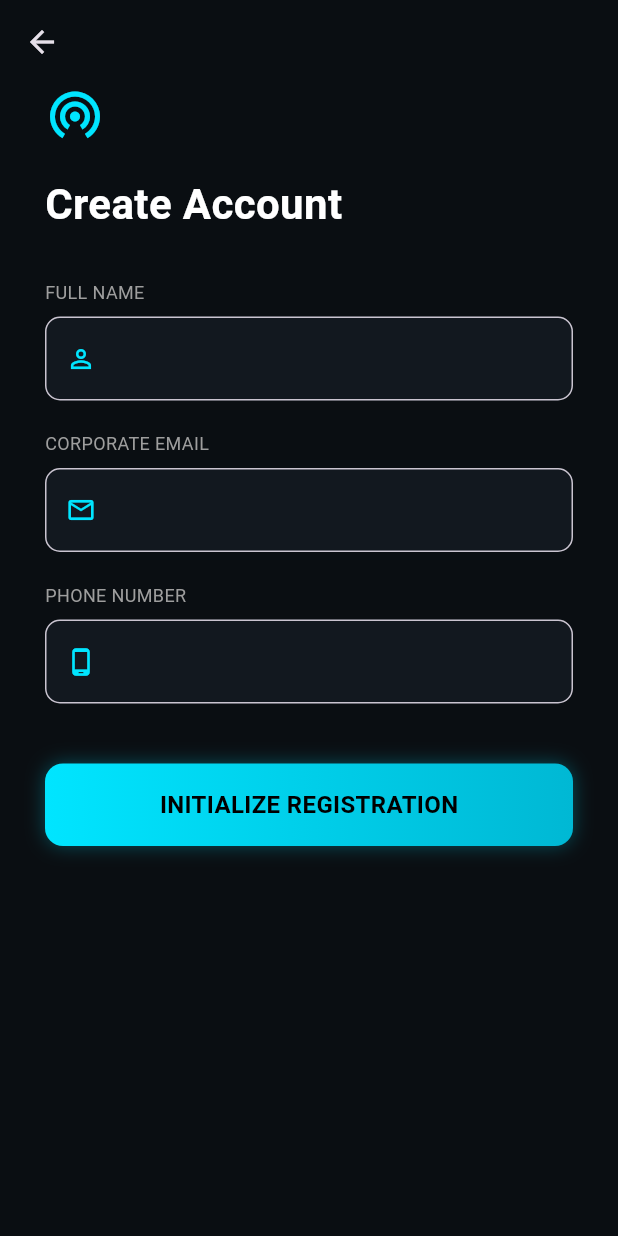
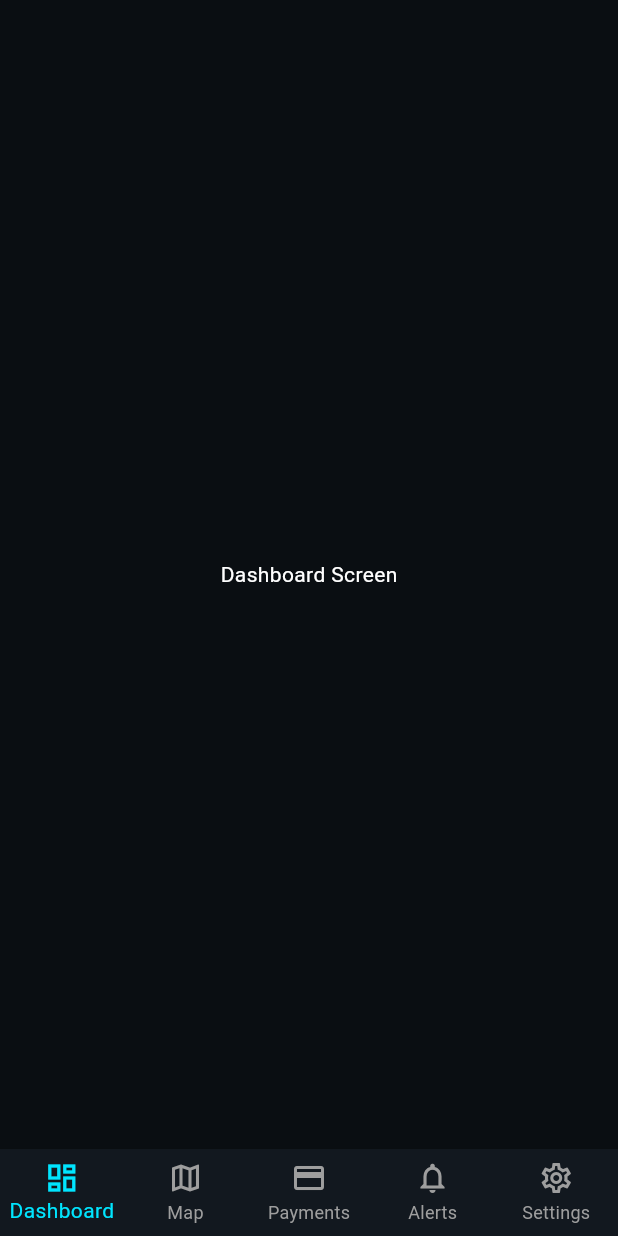
Before and after one commit to ParkSenseIoT/SpotFinder-Flutter, a Flutter app: the RegisterScreen screen opened directly, after a tap on "INITIALIZE REGISTRATION", on a phone screen of 412 x 824 dp. Run offline on Flutter 3.47's test engine with Material 3 defaults, Android fonts, the phone set to English and light mode, and no system bars; accounts and stored records are empty.

Commit message:
feat: add auth and dashboard screens

```diff
--- /dev/null
+++ b/spotfinder_app/lib/features/auth/presentation/screens/main_navigation_screen.dart
@@ -0,0 +1,44 @@
+import 'package:flutter/material.dart';
+import '../../../../core/theme/app_colors.dart';
+
+class MainNavigationScreen extends StatefulWidget {
+  const MainNavigationScreen({super.key});
+
+  @override
+  State<MainNavigationScreen> createState() => _MainNavigationScreenState();
+}
+
+class _MainNavigationScreenState extends State<MainNavigationScreen> {
+  int _selectedIndex = 0;
+
+  // Lista de pantallas para el Navbar
+  final List<Widget> _screens = [
+    const Center(child: Text("Dashboard Screen", style: TextStyle(color: Colors.white))),
+    const Center(child: Text("Map Screen", style: TextStyle(color: Colors.white))),
+    const Center(child: Text("Payments Screen", style: TextStyle(color: Colors.white))),
+    const Center(child: Text("Alerts Screen", style: TextStyle(color: Colors.white))),
+    const Center(child: Text("Settings Screen", style: TextStyle(color: Colors.white))),
+  ];
+
+  @override
+  Widget build(BuildContext context) {
+    return Scaffold(
+      body: _screens[_selectedIndex],
+      bottomNavigationBar: BottomNavigationBar(
+        currentIndex: _selectedIndex,
+        onTap: (index) => setState(() => _selectedIndex = index),
+        type: BottomNavigationBarType.fixed,
+        backgroundColor: AppColors.surfaceDark,
+        selectedItemColor: AppColors.primaryNeon,
+        unselectedItemColor: AppColors.textGray,
+        items: const [
+          BottomNavigationBarItem(icon: Icon(Icons.dashboard_outlined), label: 'Dashboard'),
+          BottomNavigationBarItem(icon: Icon(Icons.map_outlined), label: 'Map'),
+          BottomNavigationBarItem(icon: Icon(Icons.payment_outlined), label: 'Payments'),
+          BottomNavigationBarItem(icon: Icon(Icons.notifications_outlined), label: 'Alerts'),
+          BottomNavigationBarItem(icon: Icon(Icons.settings_outlined), label: 'Settings'),
+        ],
+      ),
+    );
+  }
+}
--- a/spotfinder_app/lib/features/auth/presentation/screens/register_screen.dart
+++ b/spotfinder_app/lib/features/auth/presentation/screens/register_screen.dart
@@ -1,6 +1,7 @@
 import 'package:flutter/material.dart';
 import '../../../../core/theme/app_colors.dart';
 import '../../../../core/widgets/neon_button.dart';
+import '../screens/main_navigation_screen.dart';
 
 class RegisterScreen extends StatelessWidget {
   const RegisterScreen({super.key});
@@ -27,11 +28,17 @@ class RegisterScreen extends StatelessWidget {
             _buildInputField("PHONE NUMBER", Icons.phone_android_outlined),
             const SizedBox(height: 40),
             NeonButton(
-              text: "INITIALIZE REGISTRATION",
-              onPressed: () {
-                // Aquí navegarías a la pantalla de verificación (PIN)
-              },
-            ),
+  text: "INITIALIZE REGISTRATION",
+  onPressed: () {
+    // 1. Aquí iría la lógica para guardar FULL NAME, EMAIL y PHONE
+    // 2. Navegamos al Dashboard eliminando el historial anterior
+    Navigator.pushAndRemoveUntil(
+      context,
+      MaterialPageRoute(builder: (context) => const MainNavigationScreen()),
+      (route) => false, // Esto evita que el usuario regrese al registro con el botón "atrás"
+    );
+  },
+),
           ],
         ),
       ),
```
Also changed, not shown: spotfinder_app/lib/features/auth/data/models/user_model.dart (added, +25 -0 lines), spotfinder_app/lib/features/auth/domain/usecases/login_usecase.dart (added, +13 -0 lines), spotfinder_app/lib/features/auth/presentation/controllers/auth_controller.dart (added, +32 -0 lines), spotfinder_app/lib/features/auth/presentation/screens/login_screen.dart (+29 -3 lines), spotfinder_app/lib/features/auth/presentation/screens/onboarding_screen.dart (+6 -2 lines), spotfinder_app/lib/features/auth/presentation/screens/splash_screen.dart (added, +49 -0 lines), spotfinder_app/lib/main.dart (+4 -3 lines), 1 other file.
